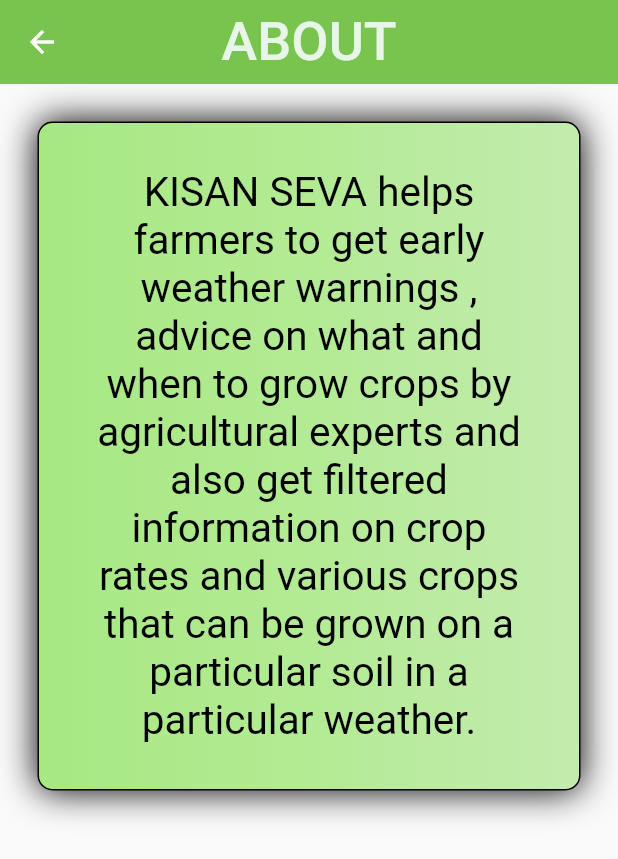
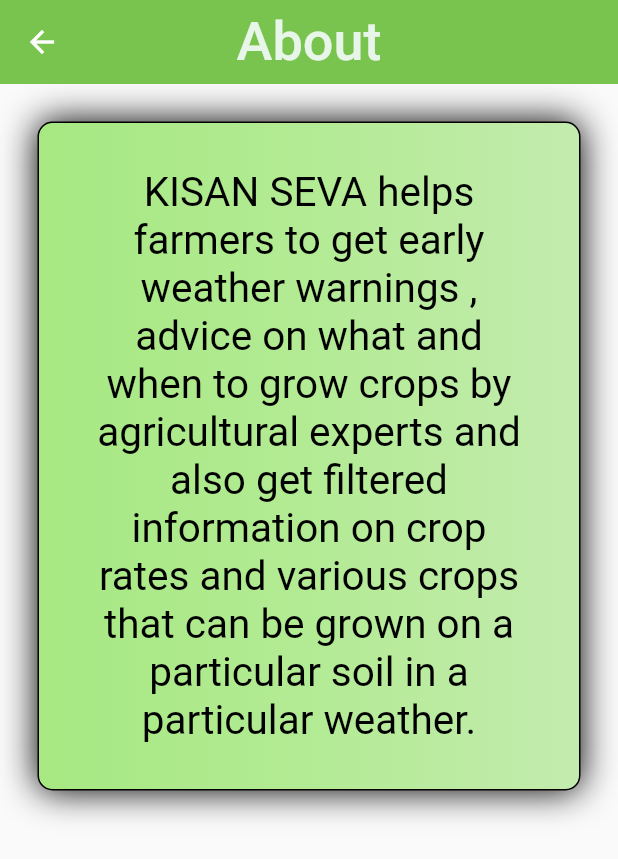
Before and after one commit to Version-beta-4-11/Beta11_Chirkuts, a Flutter app: the AboutPage screen opened directly, on a phone screen of 412 x 824 dp. Shown: the top 859 px of the screen. Run offline on Flutter 3.47's test engine with Material 2 defaults, Android fonts, the phone set to English and light mode, and no system bars; our stand-ins replace cloud_firestore, firebase_auth, firebase_core, flutter_spinkit, flutter_tts, font_awesome_flutter and 2 more; missing offline and left inert: translator; accounts and stored records are empty; Roboto replaces fonts that are missing (GlacialIndifference).

Commit message:
All updates done

```diff
--- a/app/kisan_seva/lib/screens/about.dart
+++ b/app/kisan_seva/lib/screens/about.dart
@@ -9,7 +9,7 @@
         elevation: 0.0,
         centerTitle: true,
         title: Text(
-          "ABOUT",
+          "About",
           textAlign: TextAlign.center,
           style: TextStyle(
             fontSize: 36.0,
```
